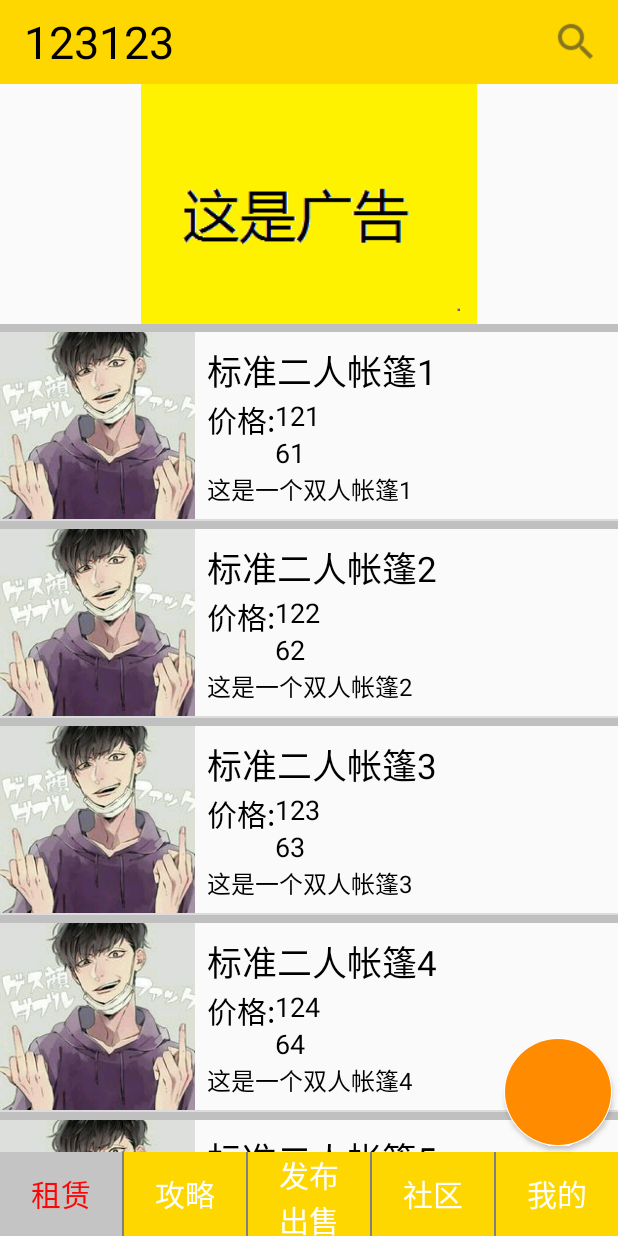
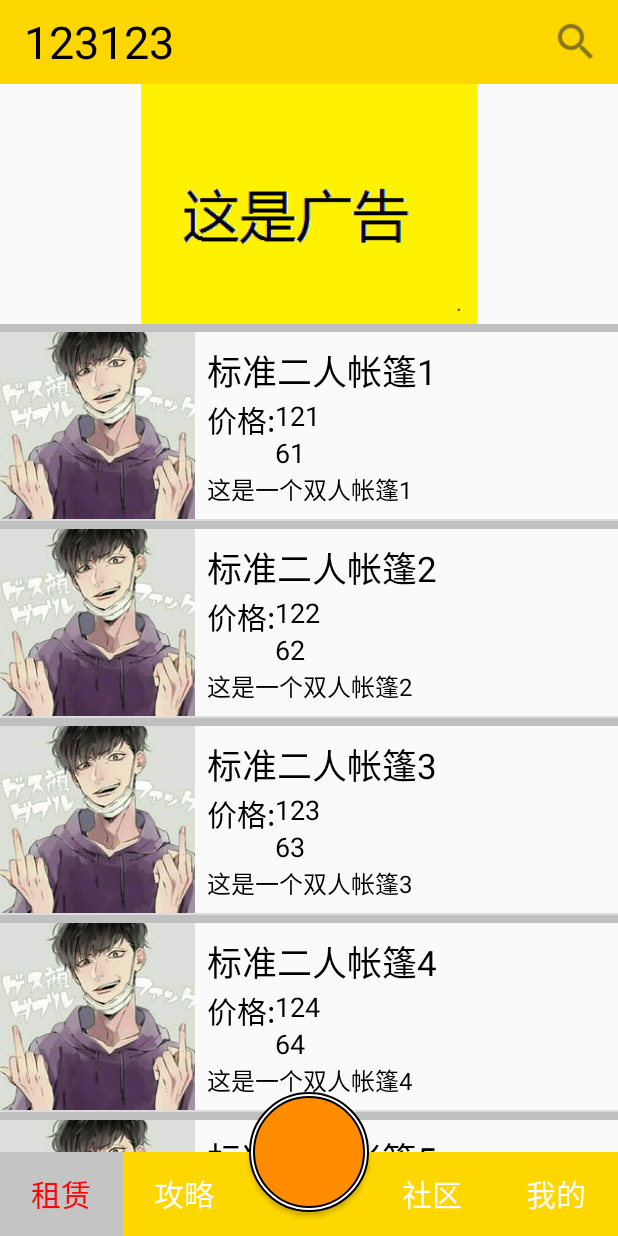
Before and after one commit to royyoung388/EZuYou, an Android app: the screen it shows after launch (MainActivity), on a phone screen of 412 x 824 dp. Run offline under Robolectric (Android 15) with nearby library versions, the phone set to English and light mode, and no system bars; our stand-ins replace CircleImageView.

Commit message:
V1.2：完善了界面，底部按钮也完成了，下一步，将toolbar改到每个fragment里面

```diff
--- a/app/src/main/java/com/you/ezuyou/Main/MainActivity.java
+++ b/app/src/main/java/com/you/ezuyou/Main/MainActivity.java
@@ -9,6 +9,7 @@ import android.support.v7.widget.Toolbar;
 import android.view.Menu;
 import android.view.MenuItem;
 import android.view.View;
+import android.widget.Button;
 import android.widget.TextView;
 
 import com.you.ezuyou.Fragment.MyFragment2;
@@ -24,6 +25,7 @@ public class MainActivity extends AppCompatActivity implements View.OnClickListe
 
     //UI Objects
     private TextView menu1, menu2, menu3, menu4, menu5;
+    private Button menu3_bt;
 
     //Fragment Object
     private MyFragment1 fg1;
@@ -73,12 +75,14 @@ public class MainActivity extends AppCompatActivity implements View.OnClickListe
         menu1 = (TextView) findViewById(R.id.menu1);
         menu2 = (TextView) findViewById(R.id.menu2);
         menu3 = (TextView) findViewById(R.id.menu3);
+        menu3_bt = (Button) findViewById(R.id.menu3_bt);
         menu4 = (TextView) findViewById(R.id.menu4);
         menu5 = (TextView) findViewById(R.id.menu5);
 
         menu1.setOnClickListener(this);
         menu2.setOnClickListener(this);
         menu3.setOnClickListener(this);
+        menu3_bt.setOnClickListener(this);
         menu4.setOnClickListener(this);
         menu5.setOnClickListener(this);
     }
@@ -88,6 +92,7 @@ public class MainActivity extends AppCompatActivity implements View.OnClickListe
         menu1.setSelected(false);
         menu2.setSelected(false);
         menu3.setSelected(false);
+        menu3_bt.setSelected(false);
         menu4.setSelected(false);
         menu5.setSelected(false);
     }
@@ -128,9 +133,10 @@ public class MainActivity extends AppCompatActivity implements View.OnClickListe
                     fTransaction.show(fg2);
                 }
                 break;
-            case R.id.menu3:
+            case R.id.menu3_bt:
                 setSelected();
-                menu3.setSelected(true);
+                //menu3.setSelected(true);
+                //menu3_bt.setSelected(true);
                 if(fg3 == null){
                     fg3 = new MyFragment3();
                     fTransaction.add(R.id.frame,fg3);
--- a/app/src/main/res/drawable/main_circlebt.xml
+++ b/app/src/main/res/drawable/main_circlebt.xml
@@ -4,24 +4,40 @@
     <item>
         <shape android:shape="oval" >
             <solid android:color="@color/white" />
-            <size android:width="24dp" android:height="24dp"/>
+            <size android:width="25dp" android:height="25dp"/>
+            <stroke android:width="1dp"
+                android:color="@color/black"
+                android:dashWidth="0dp"
+                android:dashGap="0dp" >
+            </stroke>
         </shape>
     </item>
 
-    <item android:bottom="1dp" android:right="1dp" android:top="1dp" android:left="1dp">
+    <item android:bottom="3dp" android:right="3dp" android:top="3dp" android:left="3dp">
         <selector xmlns:android="http://schemas.android.com/apk/res/android">
 
             <item android:state_pressed="true">
                 <shape android:shape="oval" >
                     <solid android:color="@color/lightsalmon" />
-                    <size android:width="16dp" android:height="16dp"/>
+                    <size android:width="24dp" android:height="24dp"/>
+                    <stroke android:width="1dp"
+                        android:color="@color/black"
+                        android:dashWidth="0dp"
+                        android:dashGap="0dp" >
+                    </stroke>
                 </shape>
+
             </item>
 
             <item>
                 <shape android:shape="oval" >
                     <solid android:color="@color/darkorange" />
-                    <size android:width="16dp" android:height="16dp"/>
+                    <size android:width="24dp" android:height="24dp"/>
+                    <stroke android:width="1dp"
+                        android:color="@color/black"
+                        android:dashWidth="0dp"
+                        android:dashGap="0dp" >
+                    </stroke>
                 </shape>
             </item>
 
--- a/app/src/main/res/layout/activity_main.xml
+++ b/app/src/main/res/layout/activity_main.xml
@@ -3,7 +3,6 @@
     xmlns:tools="http://schemas.android.com/tools"
     android:layout_width="match_parent"
     android:layout_height="match_parent"
-    xmlns:app="http://schemas.android.com/apk/res-auto"
     android:orientation="vertical"
     tools:context="com.you.ezuyou.Main.MainActivity">
 
@@ -30,9 +29,7 @@
             android:layout_width="match_parent"
             android:layout_height="56dp"
             android:orientation="horizontal"
-            android:layout_alignParentBottom="true"
-            android:divider="@drawable/main_divider"
-            android:showDividers="middle">
+            android:layout_alignParentBottom="true">
 
             <TextView
                 android:id="@+id/menu1"
@@ -46,7 +43,7 @@
             <TextView
                 android:id="@+id/menu3"
                 style="@style/menu"
-                android:text="发布\n出售" />
+                android:text="" />
             <TextView
                 android:id="@+id/menu4"
                 style="@style/menu"
@@ -58,12 +55,13 @@
         </LinearLayout>
 
         <Button
-            android:layout_width="72dp"
-            android:layout_height="72dp"
+            android:id="@+id/menu3_bt"
+            android:layout_width="80dp"
+            android:layout_height="80dp"
             android:background="@drawable/main_circlebt"
-            android:layout_alignParentRight="true"
-            android:layout_margin="4dp"
-            android:layout_above="@id/bt_menu"/>
+            android:layout_centerInParent="true"
+            android:layout_marginBottom="-40dp"
+            android:layout_above="@id/bt_menu" />
 
         <FrameLayout
             android:id="@+id/frame"
```
